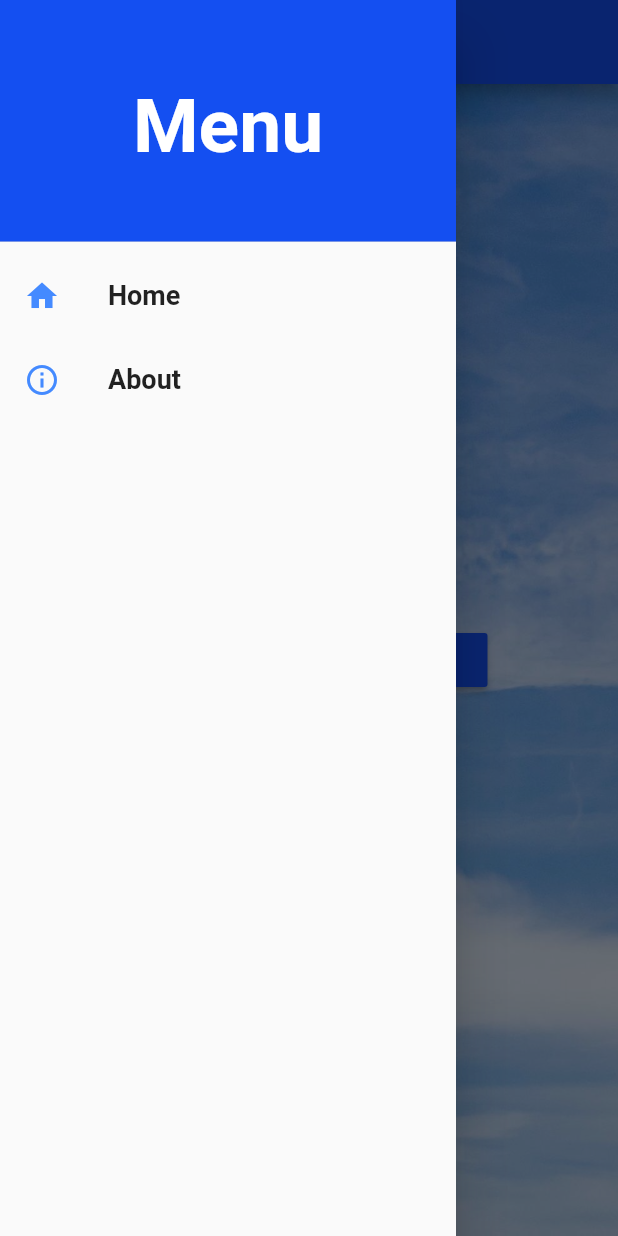
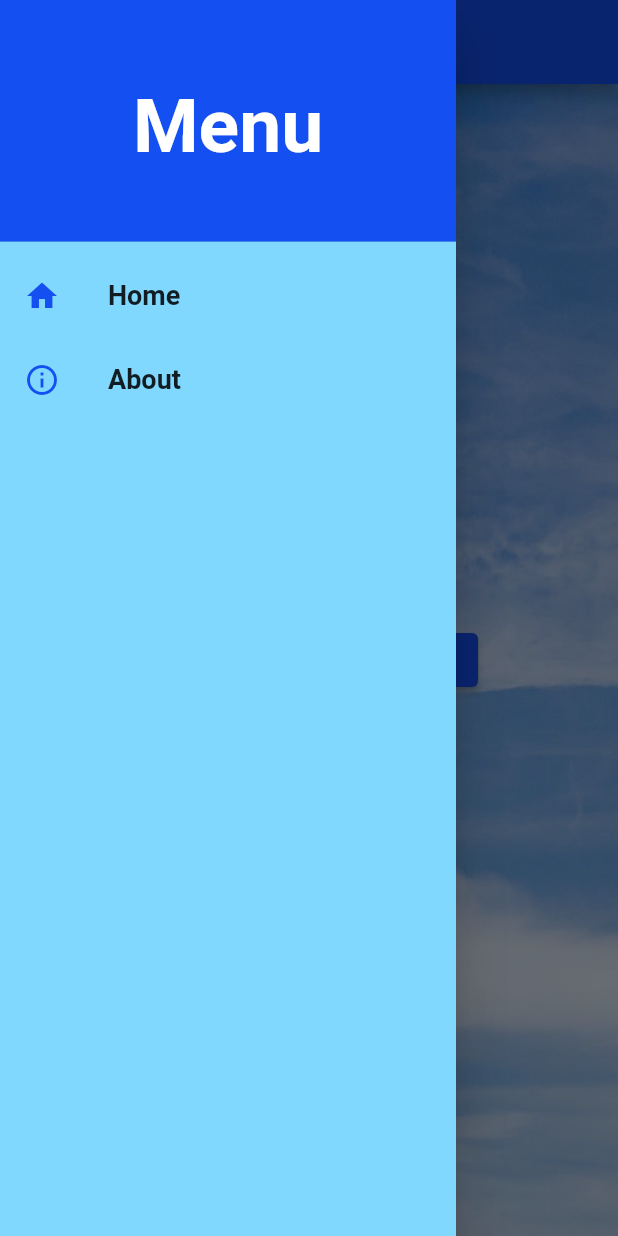
Before and after one commit to Ankit-AP-Paul/simple_weather_app, a Flutter app: the screen it shows after launch, in the side drawer, after a tap on "Search", on a phone screen of 412 x 824 dp. Run offline on Flutter 3.47's test engine with Material 2 defaults, Android fonts, the phone set to English and light mode, and no system bars.

Commit message:
minor bug fixed and code updated

```diff
--- a/lib/drawerMenu.dart
+++ b/lib/drawerMenu.dart
@@ -1,10 +1,15 @@
+// ignore_for_file: file_names
+
 import 'package:flutter/material.dart';
 import 'package:simple_weather_app/aboutPage.dart';
 
 class DrawerMenu extends StatelessWidget {
+  const DrawerMenu({Key key}) : super(key: key);
+
   @override
   Widget build(BuildContext context) {
     return Drawer(
+      backgroundColor: Colors.lightBlueAccent.shade100,
       child: ListView(
         // Important: Remove any padding from the ListView.
         padding: EdgeInsets.zero,
@@ -27,7 +32,7 @@ class DrawerMenu extends StatelessWidget {
           ListTile(
             leading: const Icon(
               Icons.home,
-              color: Colors.blueAccent,
+              color: Color.fromARGB(255, 20, 79, 241),
             ),
             title: const Text(
               'Home',
@@ -43,7 +48,7 @@ class DrawerMenu extends StatelessWidget {
           ListTile(
             leading: const Icon(
               Icons.info_outline,
-              color: Colors.blueAccent,
+              color: Color.fromARGB(255, 20, 79, 241),
             ),
             title: const Text(
               'About',
@@ -53,8 +58,8 @@ class DrawerMenu extends StatelessWidget {
               ),
             ),
             onTap: () {
-              Navigator.push(
-                  context, MaterialPageRoute(builder: (context) => AppInfo()));
+              Navigator.push(context,
+                  MaterialPageRoute(builder: (context) => const AppInfo()));
             },
           ),
         ],
--- a/lib/main.dart
+++ b/lib/main.dart
@@ -5,16 +5,18 @@ import 'package:simple_weather_app/models.dart';
 import 'package:url_launcher/url_launcher.dart';
 import 'package:flutter/services.dart';
 
-final Uri _url = Uri.parse('https://weather-radar400.herokuapp.com/');
+final Uri _url = Uri.parse('https://www.accuweather.com/');
 
 void main() {
   WidgetsFlutterBinding.ensureInitialized();
   SystemChrome.setPreferredOrientations(
       [DeviceOrientation.portraitDown, DeviceOrientation.portraitUp]);
-  runApp(MyApp());
+  runApp(const MyApp());
 }
 
 class MyApp extends StatefulWidget {
+  const MyApp({Key key}) : super(key: key);
+
   @override
   State<MyApp> createState() => _MyAppState();
 }
@@ -38,10 +40,10 @@ class _MyAppState extends State<MyApp> {
           child: Scaffold(
             resizeToAvoidBottomInset: false,
             appBar: AppBar(
-              backgroundColor: Color.fromARGB(255, 20, 79, 241),
-              title: Center(child: Text('WeatherRader')),
+              backgroundColor: const Color.fromARGB(255, 20, 79, 241),
+              title: const Center(child: Text('WeatherRadar')),
             ),
-            drawer: DrawerMenu(),
+            drawer: const DrawerMenu(),
             backgroundColor: Colors.transparent,
             body: Center(
               child: Column(
@@ -51,21 +53,29 @@ class _MyAppState extends State<MyApp> {
                       mainAxisAlignment: MainAxisAlignment.center,
                       children: [
                         Padding(
-                          padding: EdgeInsets.symmetric(vertical: 50),
+                          padding: const EdgeInsets.symmetric(vertical: 50),
                           child: SizedBox(
                             width: 150,
                             child: TextField(
+                              textInputAction: TextInputAction.search,
+                              keyboardType: TextInputType.text,
                               textCapitalization: TextCapitalization.sentences,
                               controller: _cityTextController,
-                              decoration: InputDecoration(hintText: 'City'),
+                              decoration:
+                                  const InputDecoration(hintText: 'City'),
                               textAlign: TextAlign.center,
+                              onSubmitted: ((value) => _search()),
                             ),
                           ),
                         ),
-                        RaisedButton(
-                          color: Color.fromARGB(255, 20, 79, 241),
+                        ElevatedButton(
+                          style: ButtonStyle(
+                            backgroundColor: MaterialStateProperty.all<Color>(
+                              const Color.fromARGB(255, 20, 79, 241),
+                            ),
+                          ),
                           onPressed: _search,
-                          child: Text(
+                          child: const Text(
                             'Search',
                             style: TextStyle(color: Colors.white),
                           ),
@@ -76,74 +86,88 @@ class _MyAppState extends State<MyApp> {
                       Column(
                         children: [
                           Container(
-                            margin: EdgeInsets.fromLTRB(20, 10, 20, 10),
-                            color: Color.fromRGBO(68, 128, 255, 0.6),
+                            margin: const EdgeInsets.fromLTRB(20, 10, 20, 10),
+                            color: const Color.fromRGBO(68, 128, 255, 0.6),
                             child: Row(
                               mainAxisAlignment: MainAxisAlignment.center,
                               children: [
                                 Image.network(_response.iconUrl),
                                 Text(
                                   '${_response.weatherInfo.description} \n in ${_response.cityName}',
-                                  style: TextStyle(
-                                      fontSize: 20, color: Colors.black),
+                                  style: const TextStyle(
+                                    fontSize: 20,
+                                    color: Colors.black,
+                                    fontWeight: FontWeight.w400,
+                                  ),
                                 ),
                               ],
                             ),
                           ),
                           Card(
                             color: Colors.blue.shade200,
-                            margin: EdgeInsets.fromLTRB(20, 10, 20, 10),
+                            margin: const EdgeInsets.fromLTRB(20, 10, 20, 10),
                             child: ListTile(
-                              leading: Icon(
+                              leading: const Icon(
                                 Icons.thermostat,
                                 color: Color.fromARGB(255, 20, 79, 241),
                                 size: 50,
                               ),
                               title: Text(
                                 'Temperature = ${_response.tempInfo.temperature}°C \n Feels Like = ${_response.tempInfo.feelsTemp}°C',
-                                style: TextStyle(fontSize: 20),
+                                style: const TextStyle(fontSize: 20),
                               ),
                             ),
                           ),
                           Card(
                             color: Colors.blue.shade200,
-                            margin: EdgeInsets.fromLTRB(20, 10, 20, 10),
+                            margin: const EdgeInsets.fromLTRB(20, 10, 20, 10),
                             child: ListTile(
-                              leading: Icon(
+                              leading: const Icon(
                                 Icons.water_drop,
                                 color: Color.fromARGB(255, 20, 79, 241),
                                 size: 50,
                               ),
                               title: Text(
                                 'Humidity = ${_response.tempInfo.humid}%',
-                                style: TextStyle(fontSize: 20),
+                                style: const TextStyle(fontSize: 20),
                               ),
                             ),
                           ),
                           Card(
                             color: Colors.blue.shade200,
-                            margin: EdgeInsets.fromLTRB(20, 10, 20, 10),
+                            margin: const EdgeInsets.fromLTRB(20, 10, 20, 10),
                             child: ListTile(
-                              leading: Icon(
+                              leading: const Icon(
                                 Icons.air_outlined,
                                 color: Color.fromARGB(255, 20, 79, 241),
                                 size: 50,
                               ),
                               title: Text(
                                 'Wind Speed = ${(_response.windInfo.wspeed * 3.6).toStringAsFixed(2)} km/h',
-                                style: TextStyle(fontSize: 20),
+                                style: const TextStyle(fontSize: 20),
                               ),
                             ),
                           ),
-                          SizedBox(
-                            height: 25,
-                            child: FlatButton(
-                              onPressed: _launchUrl,
-                              child: Text(
-                                'For more weatherinfo Click here',
-                                style: TextStyle(
-                                  fontSize: 15,
-                                ),
+                          // const SizedBox(
+                          //   height: 30,
+                          //   child: TextButton(
+                          //     onPressed: _launchUrl,
+                          //     child: Text(
+                          //       'For more weatherinfo Click here',
+                          //       style: TextStyle(
+                          //         fontSize: 15,
+                          //       ),
+                          //     ),
+                          //   ),
+                          // ),
+                          GestureDetector(
+                            onTap: _launchUrl,
+                            child: Text(
+                              'For more weatherinfo Click here',
+                              style: TextStyle(
+                                fontSize: 15,
+                                color: Colors.blue.shade700,
+                                fontWeight: FontWeight.bold,
                               ),
                             ),
                           ),
@@ -155,8 +179,9 @@ class _MyAppState extends State<MyApp> {
         ));
   }
 
-  void _search() async {
-    final response = await _dataService.getWeather(_cityTextController.text);
+  _search() async {
+    final response =
+        await _dataService.getWeather(_cityTextController.text.toString());
     setState(() => _response = response);
   }
 }
```
Also changed, not shown: lib/aboutPage.dart (+77 -39 lines), lib/data_service.dart (+6 -2 lines), pubspec.lock, 1 other file.
